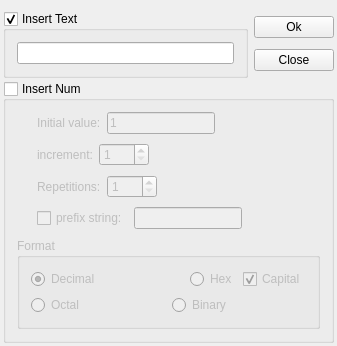
Above: src/columnedit.ui from cxasm/notepad-- before the change. Below: the same form after it.
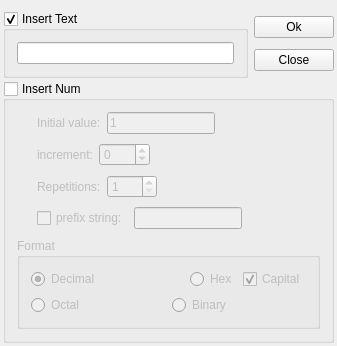
That is the form after the change. Icons and pictures are not drawn.

What changed in the file:
```diff
--- a/src/columnedit.ui
+++ b/src/columnedit.ui
@@ -153,7 +153,7 @@
            </size>
           </property>
           <property name="minimum">
-           <number>1</number>
+           <number>-100</number>
           </property>
          </widget>
         </item>
```
